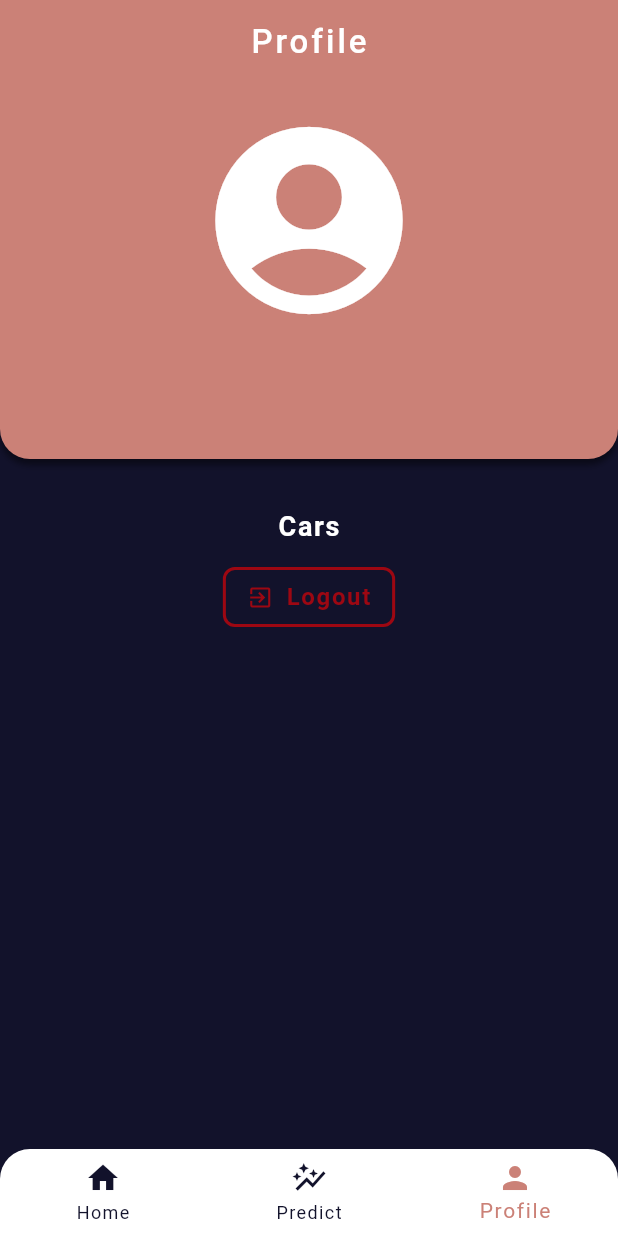
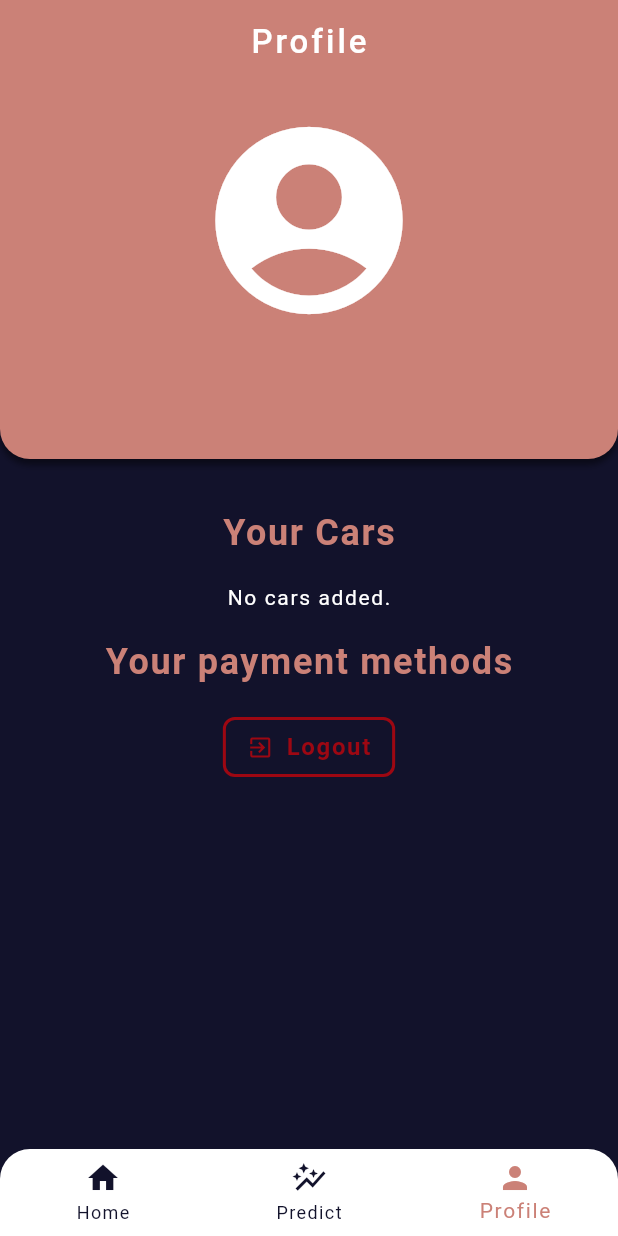
Before and after one commit to DanceaRadu/SwiftParkMobile, a Flutter app: the screen it shows once a user with an empty profile is signed in, item 3 of the bottom bar chosen, after a tap on "Logout", on a phone screen of 412 x 824 dp. Run offline on Flutter 3.47's test engine with Material 3 defaults, Android fonts, the phone set to English and light mode, and no system bars; our stand-ins replace cloud_firestore, firebase_auth, firebase_core, flutter_riverpod, google_sign_in; accounts and stored records are empty; generated files the repository leaves out were written again.

```diff
--- a/lib/main.dart
+++ b/lib/main.dart
@@ -1,6 +1,7 @@
 import 'package:firebase_auth/firebase_auth.dart';
 import 'package:flutter/material.dart';
 import 'package:firebase_core/firebase_core.dart';
+import 'package:flutter_riverpod/flutter_riverpod.dart';
 import 'package:swift_park/pages/auth_pages/auth_page.dart';
 import 'package:swift_park/pages/home_page.dart';
 import 'color_palette.dart';
@@ -18,7 +19,11 @@ Future<void> main() async {
   await Firebase.initializeApp(
     options: DefaultFirebaseOptions.currentPlatform,
   );
-  runApp(const MyApp());
+  runApp(
+    const ProviderScope(
+      child: MyApp(),
+    ),
+  );
 }
 
 class MyApp extends StatelessWidget {
@@ -67,7 +72,6 @@ class MyApp extends StatelessWidget {
       ),
     );
   }
-
 }
 
 
--- a/lib/models/car_model.dart
+++ b/lib/models/car_model.dart
@@ -2,11 +2,13 @@ class Car {
   final String id;
   final String name;
   final String licensePlate;
+  final String userId;
 
   Car({
     required this.id,
     required this.name,
     required this.licensePlate,
+    required this.userId,
   });
 
   factory Car.fromJson(Map<String, dynamic> json, String id) {
@@ -14,6 +16,7 @@ class Car {
       id: id,
       name: json['name'] ?? '',
       licensePlate: json['licensePlate'] ?? '',
+      userId: json['userId'] ?? '',
     );
   }
 
@@ -21,6 +24,7 @@ class Car {
     return {
       'name': name,
       'licensePlate': licensePlate,
+      'userId': userId,
     };
   }
 }
--- a/lib/pages/profile_page/cars.dart
+++ b/lib/pages/profile_page/cars.dart
@@ -1,14 +1,64 @@
+import 'package:firebase_auth/firebase_auth.dart';
 import 'package:flutter/cupertino.dart';
+import 'package:flutter/material.dart';
+import 'package:flutter_riverpod/flutter_riverpod.dart';
+import '../../providers/car_provider.dart';
 
-class Cars extends StatelessWidget {
+class Cars extends ConsumerWidget {
   const Cars({super.key});
 
   @override
-  Widget build(BuildContext context) {
-    return const Column(
-      mainAxisAlignment: MainAxisAlignment.center,
-      children: [
-      ],
+  Widget build(BuildContext context, WidgetRef ref) {
+    User? currentUser = FirebaseAuth.instance.currentUser;
+
+    if (currentUser == null) {
+      return const Center(child: Text('No user is logged in.'));
+    }
+
+    final carsAsyncValue = ref.watch(userCarsProvider(currentUser.uid));
+    final deleteCar = ref.read(deleteCarProvider);
+
+    return carsAsyncValue.when(
+      data: (carList) => carList.isEmpty
+          ? const Center(child: Text('No cars added.'))
+          : ListView.builder(
+        shrinkWrap: true,
+        physics: const NeverScrollableScrollPhysics(),
+        itemCount: carList.length,
+        itemBuilder: (context, index) {
+          final car = carList[index];
+          return Padding(
+            padding: const EdgeInsets.symmetric(horizontal: 10, vertical: 5),
+            child: Dismissible(
+              key: Key(car.id.toString()),
+              direction: DismissDirection.endToStart,
+              onDismissed: (direction) async {
+                // Delete the car using deleteCarProvider
+                await deleteCar(car.id);
+                ScaffoldMessenger.of(context).showSnackBar(
+                  SnackBar(content: Text('${car.licensePlate} deleted')),
+                );
+              },
+              background: Container(
+                color: Colors.red,
+                alignment: Alignment.centerRight,
+                padding: const EdgeInsets.symmetric(horizontal: 20),
+                child: const Icon(Icons.delete, color: Colors.white),
+              ),
+              child: Card(
+                elevation: 3,
+                child: ListTile(
+                  leading: const Icon(Icons.directions_car),
+                  title: Text(car.licensePlate),
+                  subtitle: Text(car.name),
+                ),
+              ),
+            ),
+          );
+        },
+      ),
+      loading: () => const Center(child: CupertinoActivityIndicator()),
+      error: (error, stackTrace) => Center(child: Text('Error: $error')),
     );
   }
 }
--- a/lib/pages/profile_page/profile_page.dart
+++ b/lib/pages/profile_page/profile_page.dart
@@ -1,5 +1,6 @@
 import 'package:firebase_auth/firebase_auth.dart';
 import 'package:flutter/material.dart';
+import 'package:swift_park/pages/profile_page/cars.dart';
 import 'package:swift_park/pages/profile_page/profile_info.dart';
 
 import '../../color_palette.dart';
@@ -40,36 +41,48 @@ class ProfilePage extends StatelessWidget {
                 ),
                 const SizedBox(height: 32),
                 const Text(
-                  "Cars",
+                  "Your Cars",
                   style: TextStyle(
-                    fontSize: 18,
+                    color: ColorPalette.secondary,
+                    fontSize: 24,
                     fontWeight: FontWeight.bold,
                   ),
                 ),
-                const SizedBox(height: 10),
+                const SizedBox(height: 16),
+                const Cars(),
+                const SizedBox(height: 16),
+                const Text(
+                  "Your payment methods",
+                  style: TextStyle(
+                    color: ColorPalette.secondary,
+                    fontSize: 24,
+                    fontWeight: FontWeight.bold,
+                  ),
+                ),
+                const SizedBox(height: 16),
                 OutlinedButton(
                   onPressed: () async {
                     await FirebaseAuth.instance.signOut();
                   },
                   style: OutlinedButton.styleFrom(
-                    side: const BorderSide(color: Color.fromARGB(150, 255, 0, 0), width: 2.0), // Border color and width
+                    side: const BorderSide(color: Color.fromARGB(150, 255, 0, 0), width: 2.0),
                     shape: RoundedRectangleBorder(
-                      borderRadius: BorderRadius.circular(8.0), // Rounded corners
+                      borderRadius: BorderRadius.circular(8.0),
                     ),
-                    padding: const EdgeInsets.symmetric(horizontal: 16, vertical: 8), // Button padding
+                    padding: const EdgeInsets.symmetric(horizontal: 16, vertical: 8),
                   ),
                   child: const Row(
                     mainAxisSize: MainAxisSize.min,
                     children: [
                       Icon(
                         Icons.exit_to_app,
-                        color: Color.fromARGB(150, 255, 0, 0), // Icon color to match border
+                        color: Color.fromARGB(150, 255, 0, 0),
                       ),
-                      SizedBox(width: 8), // Spacing between icon and text
+                      SizedBox(width: 8),
                       Text(
                         "Logout",
                         style: TextStyle(
-                          color: Color.fromARGB(150, 255, 0, 0), // Text color to match border
+                          color: Color.fromARGB(150, 255, 0, 0),
                           fontSize: 16,
                           fontWeight: FontWeight.bold,
                         ),
--- /dev/null
+++ b/lib/service/car_service.dart
@@ -0,0 +1,31 @@
+import 'package:cloud_firestore/cloud_firestore.dart';
+
+import '../models/car_model.dart';
+
+class CarService {
+  final FirebaseFirestore _firestore;
+
+  CarService(this._firestore);
+
+  Stream<List<Car>> getCarsByUserId(String userId) {
+    return _firestore
+        .collection('cars')
+        .where('userId', isEqualTo: userId)
+        .snapshots()
+        .map((snapshot) => snapshot.docs
+        .map((doc) => Car.fromJson(doc.data(), doc.id))
+        .toList());
+  }
+
+  Future<void> addCar(String userId, Car car) async {
+    await _firestore.collection('cars').add({
+      'userId': userId,
+      'licensePlate': car.licensePlate,
+      'name': car.name,
+    });
+  }
+
+  Future<void> deleteCar(String carId) async {
+    await _firestore.collection('cars').doc(carId).delete();
+  }
+}
--- a/pubspec.yaml
+++ b/pubspec.yaml
@@ -40,6 +40,7 @@ dependencies:
   google_sign_in: ^6.2.1
   google_fonts: ^6.2.1
   flutter_riverpod: ^2.6.1
+  cloud_firestore: ^5.4.5
 
 dev_dependencies:
   flutter_test:
```
Also changed, not shown: lib/providers/car_provider.dart (+25 -42 lines), pubspec.lock.
